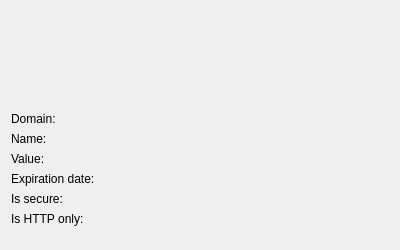
Above: src/ui/AcceptCookieDialog.ui from OtterBrowser/otter-browser before the change. Below: the same form after it.
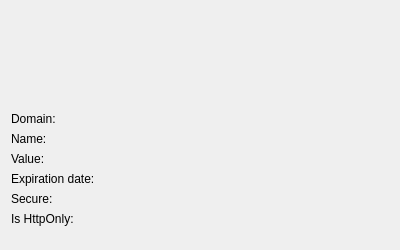
That is the form after the change. Custom widgets are drawn as their Qt base class.

The edit to the form file:
```diff
--- a/src/ui/AcceptCookieDialog.ui
+++ b/src/ui/AcceptCookieDialog.ui
@@ -60,14 +60,14 @@
      <item row="4" column="0">
       <widget class="QLabel" name="secureLabel">
        <property name="text">
-        <string>Is secure:</string>
+        <string>Secure:</string>
        </property>
       </widget>
      </item>
      <item row="5" column="0">
       <widget class="QLabel" name="httpOnlyLabel">
        <property name="text">
-        <string>Is HTTP only:</string>
+        <string>Is HttpOnly:</string>
        </property>
       </widget>
      </item>
```
